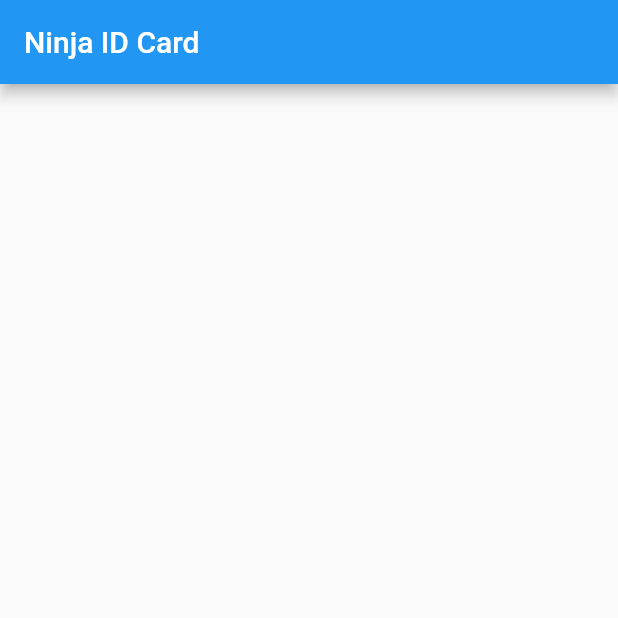
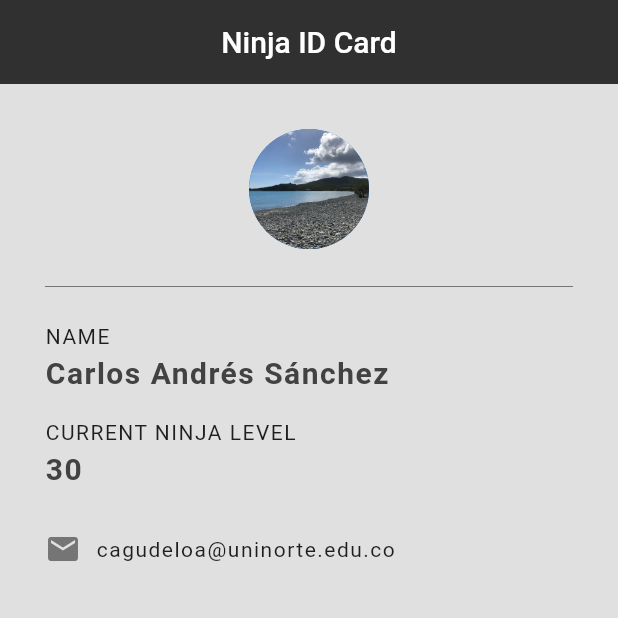
Before and after one commit to casa98/Flutter-Intro, a Flutter app: the screen it shows after launch, on a phone screen of 412 x 824 dp, the top half of it. Run offline on Flutter 3.47's test engine with Material 2 defaults, Android fonts, the phone set to English and light mode, and no system bars.

Commit message:
Create NInja ID (SImple data being displayed)

```diff
--- a/lib/main.dart
+++ b/lib/main.dart
@@ -10,8 +10,82 @@ class NinjaCard extends StatelessWidget {
     return MaterialApp(
       debugShowCheckedModeBanner: false,
       home: Scaffold(
+        backgroundColor: Colors.grey[300],
         appBar: AppBar(
+          elevation: 0,
           title: Text('Ninja ID Card'),
+          centerTitle: true,
+          backgroundColor: Colors.grey[850],
+        ),
+        body: Padding(
+          padding: EdgeInsets.fromLTRB(30.0, 30.0, 30.0, 0.0),
+          child: Column(
+            crossAxisAlignment: CrossAxisAlignment.start,
+            children: [
+              Center(
+                child: CircleAvatar(
+                  backgroundImage: AssetImage(
+                    'assets/beach.jpeg',
+                  ),
+                  // To make image bigger:
+                  radius: 40.0,
+                ),
+              ),
+              Divider(
+                height: 50.0,
+                color: Colors.grey[600],
+              ),
+              Text(
+                'NAME',
+                style: TextStyle(
+                  letterSpacing: 1,
+                ),
+              ),
+              SizedBox(height: 5.0),
+              Text(
+                'Carlos Andrés Sánchez',
+                style: TextStyle(
+                  letterSpacing: 1,
+                  fontWeight: FontWeight.bold,
+                  fontSize: 20.0,
+                  color: Colors.grey[800],
+                ),
+              ),
+              SizedBox(height: 20.0),
+              Text(
+                'CURRENT NINJA LEVEL',
+                style: TextStyle(
+                  letterSpacing: 1,
+                ),
+              ),
+              SizedBox(height: 5.0),
+              Text(
+                '30',
+                style: TextStyle(
+                  letterSpacing: 1,
+                  fontWeight: FontWeight.bold,
+                  fontSize: 20.0,
+                  color: Colors.grey[800],
+                ),
+              ),
+              SizedBox(height: 30.0),
+              Row(
+                children: [
+                  Icon(
+                    Icons.email,
+                    color: Colors.grey[600],
+                  ),
+                  SizedBox(width: 10.0),
+                  Text(
+                    'cagudeloa@uninorte.edu.co',
+                    style: TextStyle(
+                      letterSpacing: 1.0,
+                    ),
+                  ),
+                ],
+              ),
+            ],
+          ),
         ),
       ),
     );
--- a/pubspec.yaml
+++ b/pubspec.yaml
@@ -45,8 +45,8 @@ flutter:
   uses-material-design: true
 
   # To add assets to your application, add an assets section, like this:
-  # assets:
-  #   - assets/lds.jpg
+  assets:
+    - assets/
 
 
   # An image asset can refer to one or more resolution-specific "variants", see
```
Also changed, not shown: assets/beach.jpeg (added).
